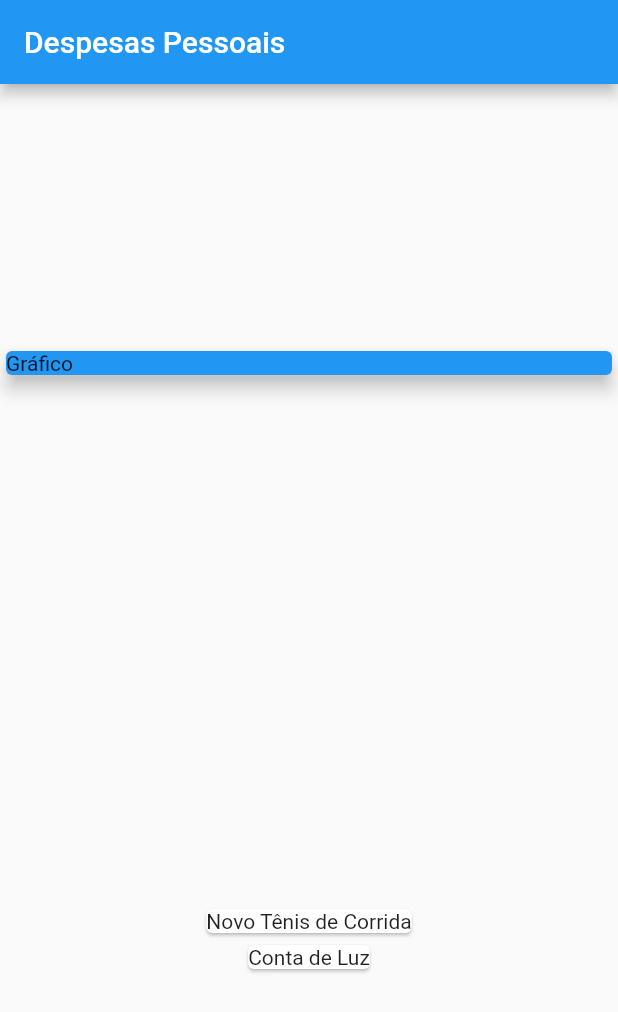
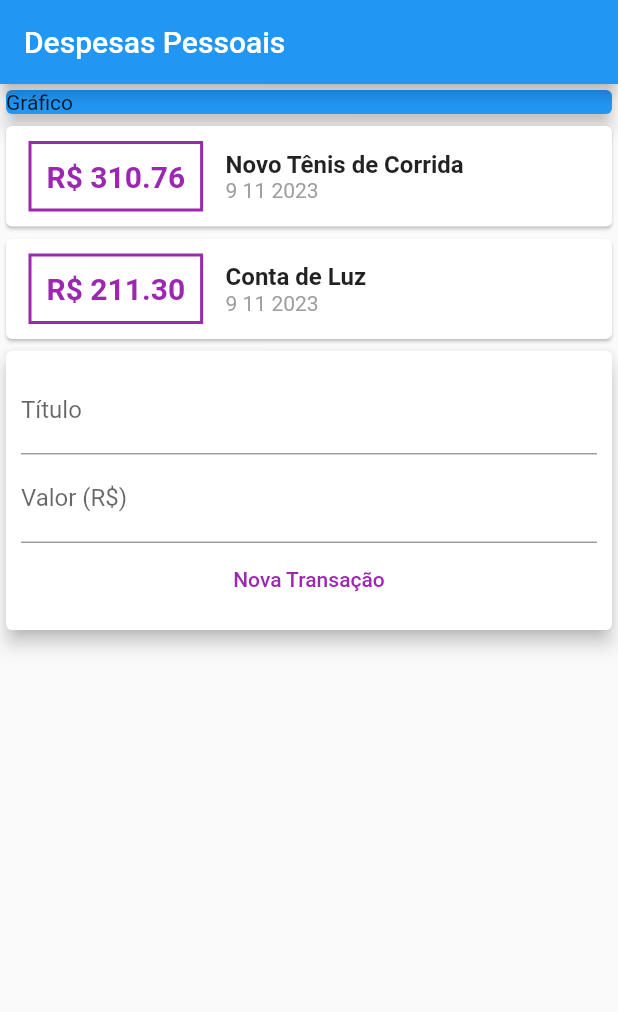
Before and after one commit to heitorleonny/expenses, a Flutter app: the screen it shows after launch, on a phone screen of 412 x 824 dp. Shown: the top 1012 px of the screen. Run offline on Flutter 3.47's test engine with Material 2 defaults, Android fonts, the phone set to English and light mode, and no system bars.

Commit message:
add card of transaction

```diff
--- /dev/null
+++ b/lib/components/transaction_form.dart
@@ -0,0 +1,43 @@
+import 'package:flutter/material.dart';
+
+class TransactionForm extends StatelessWidget {
+  final titleController = TextEditingController();
+  final valueController = TextEditingController();
+
+  @override
+  Widget build(BuildContext context) {
+    return Card(
+            elevation: 5,
+            child: Padding(
+              padding: const EdgeInsets.all(10),
+              child: Column(children: <Widget>[
+                TextField(
+                 controller: titleController,
+                  decoration: InputDecoration(
+                    labelText: 'Título'
+                  ),
+                ),
+                TextField(
+                  controller: valueController,
+                  decoration: InputDecoration(
+                    labelText: 'Valor (R\$)'
+                  ),
+                ),
+                Row(
+                  mainAxisAlignment: MainAxisAlignment.center,
+                  children: [
+                    TextButton(
+                      child: Text('Nova Transação',
+                      style: TextStyle(
+                        color: Colors.purple,
+                      ),),
+
+                      onPressed: () {},
+                    ),
+                  ],
+                ),
+              ]),
+            ),
+          );
+  }
+}
--- /dev/null
+++ b/lib/components/transaction_list.dart
@@ -0,0 +1,61 @@
+import 'package:expenses/models/transaction.dart';
+import 'package:flutter/material.dart';
+import 'package:intl/intl.dart';
+class TransactionList extends StatelessWidget {
+
+  final List<Transaction> transactions;
+
+  TransactionList(this.transactions);
+
+  @override
+  Widget build(BuildContext context) {
+    return Column(
+            children: transactions.map((tr){
+              return Card(
+                child: Row(children: <Widget>[
+                  Container(
+                    margin: EdgeInsets.symmetric(
+                      horizontal: 15,
+                      vertical: 10
+                    ),
+                    decoration: BoxDecoration(
+                      border: Border.all(
+                        color: Colors.purple,
+                        width: 2,
+                      )
+                    ),
+                    padding: EdgeInsets.all(10),
+                    child: Text(
+                      'R\$ ${tr.value.toStringAsFixed(2)}',
+                    style: TextStyle(
+                      fontWeight: FontWeight.bold,
+                      fontSize: 20,
+                      color: Colors.purple,
+                    ),
+                    ),
+                  ),
+                  Column(
+                   crossAxisAlignment: CrossAxisAlignment.start,
+                    children: <Widget>[
+                      Text(
+                        tr.title,
+                        style: TextStyle(
+                          fontSize: 16,
+                          fontWeight: FontWeight.bold,
+                        ),
+                        ),
+                      Text(
+                        DateFormat('d MM y').format(tr.date),
+                        style: TextStyle(
+                        color: Colors.grey,
+                        ),
+                        ),
+                    ],
+                  )
+                ]),
+
+              );
+            }).toList(),
+          );
+  }
+}
--- /dev/null
+++ b/lib/components/transaction_user.dart
@@ -0,0 +1,39 @@
+import 'package:expenses/components/transaction_form.dart';
+import 'package:expenses/components/transaction_list.dart';
+import 'package:flutter/material.dart';
+
+import '../models/transaction.dart';
+
+class TransactionUser extends StatefulWidget {
+
+
+  @override
+  State<TransactionUser> createState() => _TransactionUserState();
+}
+
+class _TransactionUserState extends State<TransactionUser> {
+
+   final _transactions = [
+    Transaction(
+      id: 't1',
+      title: 'Novo Tênis de Corrida',
+      value: 310.76,
+      date: DateTime.now(),
+    ),
+    Transaction(
+      id: 't2',
+      title: 'Conta de Luz',
+      value: 211.30,
+      date: DateTime.now(),
+    ),
+  ];
+  @override
+  Widget build(BuildContext context) {
+    return Column(
+      children: <Widget>[
+        TransactionList(_transactions),
+        TransactionForm(),
+      ],
+    );
+  }
+}
--- a/lib/main.dart
+++ b/lib/main.dart
@@ -1,6 +1,6 @@
+import 'package:expenses/components/transaction_user.dart';
+import 'package:flutter/material.dart';
 
-import 'package:expenses/models/transaction.dart';
-import 'package:flutter/material.dart';
 
 main() => runApp(ExpensesApp());
 
@@ -17,20 +17,11 @@ class ExpensesApp extends StatelessWidget {
 
 
 class MyHomePage extends StatelessWidget {
-  final _transactions = [
-    Transaction(
-      id: 't1',
-      title: 'Novo Tênis de Corrida',
-      value: 310.76,
-      date: DateTime.now(),
-    ),
-    Transaction(
-      id: 't2',
-      title: 'Conta de Luz',
-      value: 211.30,
-      date: DateTime.now(),
-    ),
-  ];
+
+
+
+
+
 
   @override
   Widget build(BuildContext context) {
@@ -39,7 +30,6 @@ class MyHomePage extends StatelessWidget {
         title: Text('Despesas Pessoais'),
       ),
       body: Column(
-        mainAxisAlignment: MainAxisAlignment.spaceAround,
         crossAxisAlignment: CrossAxisAlignment.stretch,
         children: <Widget>[
           Container(
@@ -49,14 +39,7 @@ class MyHomePage extends StatelessWidget {
               elevation: 5,
             ),
           ),
-          Column(
-            children: _transactions.map((tr){
-              return Card(
-                child: Text(tr.title),
-
-              );
-            }).toList(),
-          )
+          TransactionUser(),
         ],)
     );
   }
--- a/pubspec.yaml
+++ b/pubspec.yaml
@@ -30,6 +30,7 @@ environment:
 dependencies:
   flutter:
     sdk: flutter
+  intl: ^0.18.1
 
 
   # The following adds the Cupertino Icons font to your application.
```
Also changed, not shown: pubspec.lock.
